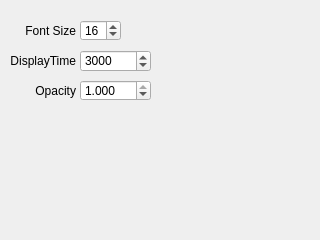
Above: QKeyMapper/qnotificationsetupdialog.ui from Zalafina/QKeyMapper before the change. Below: the same form after it.
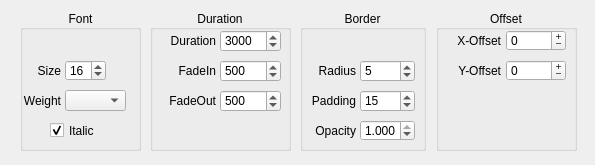
That is the form after the change.

```diff
--- a/QKeyMapper/qnotificationsetupdialog.ui
+++ b/QKeyMapper/qnotificationsetupdialog.ui
@@ -6,18 +6,18 @@
    <rect>
     <x>0</x>
     <y>0</y>
-    <width>320</width>
-    <height>240</height>
+    <width>595</width>
+    <height>165</height>
    </rect>
   </property>
   <property name="windowTitle">
-   <string>Dialog</string>
+   <string>Notification Advanced Setting</string>
   </property>
-  <widget class="QSpinBox" name="notificationFontSizeSpinBox">
+  <widget class="QSpinBox" name="fontSizeSpinBox">
    <property name="geometry">
     <rect>
-     <x>80</x>
-     <y>20</y>
+     <x>65</x>
+     <y>60</y>
      <width>41</width>
      <height>21</height>
     </rect>
@@ -35,17 +35,17 @@
     <number>16</number>
    </property>
   </widget>
-  <widget class="QLabel" name="notificationFontSizeLabel">
+  <widget class="QLabel" name="fontSizeLabel">
    <property name="geometry">
     <rect>
-     <x>5</x>
-     <y>20</y>
-     <width>71</width>
+     <x>20</x>
+     <y>60</y>
+     <width>41</width>
      <height>21</height>
     </rect>
    </property>
    <property name="text">
-    <string>Font Size</string>
+    <string>Size</string>
    </property>
    <property name="alignment">
     <set>Qt::AlignmentFlag::AlignRight|Qt::AlignmentFlag::AlignTrailing|Qt::AlignmentFlag::AlignVCenter</set>
@@ -54,9 +54,9 @@
   <widget class="QSpinBox" name="displayTimeSpinBox">
    <property name="geometry">
     <rect>
-     <x>80</x>
-     <y>50</y>
-     <width>71</width>
+     <x>220</x>
+     <y>30</y>
+     <width>61</width>
      <height>22</height>
     </rect>
    </property>
@@ -73,28 +73,28 @@
     <number>3000</number>
    </property>
   </widget>
-  <widget class="QLabel" name="displayTimeLabel">
+  <widget class="QLabel" name="durationLabel">
    <property name="geometry">
     <rect>
-     <x>5</x>
-     <y>50</y>
-     <width>71</width>
+     <x>155</x>
+     <y>30</y>
+     <width>61</width>
      <height>22</height>
     </rect>
    </property>
    <property name="text">
-    <string>DisplayTime</string>
+    <string>Duration</string>
    </property>
    <property name="alignment">
     <set>Qt::AlignmentFlag::AlignRight|Qt::AlignmentFlag::AlignTrailing|Qt::AlignmentFlag::AlignVCenter</set>
    </property>
   </widget>
-  <widget class="QDoubleSpinBox" name="Gyro2MouseXSpeedSpinBox">
+  <widget class="QDoubleSpinBox" name="opacitySpinBox">
    <property name="geometry">
     <rect>
-     <x>80</x>
-     <y>80</y>
-     <width>71</width>
+     <x>360</x>
+     <y>120</y>
+     <width>55</width>
      <height>21</height>
     </rect>
    </property>
@@ -111,12 +111,12 @@
     <double>1.000000000000000</double>
    </property>
   </widget>
-  <widget class="QLabel" name="Gyro2MouseXSpeedLabel">
+  <widget class="QLabel" name="opacityLabel">
    <property name="geometry">
     <rect>
-     <x>5</x>
-     <y>80</y>
-     <width>71</width>
+     <x>305</x>
+     <y>120</y>
+     <width>51</width>
      <height>21</height>
     </rect>
    </property>
@@ -127,6 +127,377 @@
     <set>Qt::AlignmentFlag::AlignRight|Qt::AlignmentFlag::AlignTrailing|Qt::AlignmentFlag::AlignVCenter</set>
    </property>
   </widget>
+  <widget class="QLabel" name="fontWeightLabel">
+   <property name="geometry">
+    <rect>
+     <x>20</x>
+     <y>90</y>
+     <width>41</width>
+     <height>21</height>
+    </rect>
+   </property>
+   <property name="text">
+    <string>Weight</string>
+   </property>
+   <property name="alignment">
+    <set>Qt::AlignmentFlag::AlignRight|Qt::AlignmentFlag::AlignTrailing|Qt::AlignmentFlag::AlignVCenter</set>
+   </property>
+  </widget>
+  <widget class="QCheckBox" name="fontItalicCheckBox">
+   <property name="geometry">
+    <rect>
+     <x>50</x>
+     <y>120</y>
+     <width>61</width>
+     <height>21</height>
+    </rect>
+   </property>
+   <property name="focusPolicy">
+    <enum>Qt::FocusPolicy::NoFocus</enum>
+   </property>
+   <property name="text">
+    <string>Italic</string>
+   </property>
+   <property name="checked">
+    <bool>true</bool>
+   </property>
+  </widget>
+  <widget class="QSpinBox" name="displayTimeSpinBox_2">
+   <property name="geometry">
+    <rect>
+     <x>360</x>
+     <y>60</y>
+     <width>55</width>
+     <height>22</height>
+    </rect>
+   </property>
+   <property name="focusPolicy">
+    <enum>Qt::FocusPolicy::ClickFocus</enum>
+   </property>
+   <property name="minimum">
+    <number>0</number>
+   </property>
+   <property name="maximum">
+    <number>1000</number>
+   </property>
+   <property name="value">
+    <number>5</number>
+   </property>
+  </widget>
+  <widget class="QLabel" name="borderRadiusLabel">
+   <property name="geometry">
+    <rect>
+     <x>305</x>
+     <y>60</y>
+     <width>51</width>
+     <height>22</height>
+    </rect>
+   </property>
+   <property name="text">
+    <string>Radius</string>
+   </property>
+   <property name="alignment">
+    <set>Qt::AlignmentFlag::AlignRight|Qt::AlignmentFlag::AlignTrailing|Qt::AlignmentFlag::AlignVCenter</set>
+   </property>
+  </widget>
+  <widget class="QLabel" name="paddingLabel">
+   <property name="geometry">
+    <rect>
+     <x>305</x>
+     <y>90</y>
+     <width>51</width>
+     <height>22</height>
+    </rect>
+   </property>
+   <property name="text">
+    <string>Padding</string>
+   </property>
+   <property name="alignment">
+    <set>Qt::AlignmentFlag::AlignRight|Qt::AlignmentFlag::AlignTrailing|Qt::AlignmentFlag::AlignVCenter</set>
+   </property>
+  </widget>
+  <widget class="QSpinBox" name="paddingSpinBox">
+   <property name="geometry">
+    <rect>
+     <x>360</x>
+     <y>90</y>
+     <width>55</width>
+     <height>22</height>
+    </rect>
+   </property>
+   <property name="focusPolicy">
+    <enum>Qt::FocusPolicy::ClickFocus</enum>
+   </property>
+   <property name="minimum">
+    <number>0</number>
+   </property>
+   <property name="maximum">
+    <number>1000</number>
+   </property>
+   <property name="value">
+    <number>15</number>
+   </property>
+  </widget>
+  <widget class="QComboBox" name="fontWeightComboBox">
+   <property name="geometry">
+    <rect>
+     <x>65</x>
+     <y>90</y>
+     <width>61</width>
+     <height>21</height>
+    </rect>
+   </property>
+   <property name="focusPolicy">
+    <enum>Qt::FocusPolicy::NoFocus</enum>
+   </property>
+   <property name="currentText">
+    <string/>
+   </property>
+   <property name="currentIndex">
+    <number>-1</number>
+   </property>
+  </widget>
+  <widget class="QGroupBox" name="fontGroupBox">
+   <property name="geometry">
+    <rect>
+     <x>20</x>
+     <y>10</y>
+     <width>121</width>
+     <height>141</height>
+    </rect>
+   </property>
+   <property name="title">
+    <string>Font</string>
+   </property>
+   <property name="alignment">
+    <set>Qt::AlignmentFlag::AlignCenter</set>
+   </property>
+  </widget>
+  <widget class="QSpinBox" name="y_offsetSpinBox">
+   <property name="geometry">
+    <rect>
+     <x>506</x>
+     <y>60</y>
+     <width>60</width>
+     <height>21</height>
+    </rect>
+   </property>
+   <property name="focusPolicy">
+    <enum>Qt::FocusPolicy::ClickFocus</enum>
+   </property>
+   <property name="buttonSymbols">
+    <enum>QAbstractSpinBox::ButtonSymbols::PlusMinus</enum>
+   </property>
+   <property name="minimum">
+    <number>-5000</number>
+   </property>
+   <property name="maximum">
+    <number>5000</number>
+   </property>
+  </widget>
+  <widget class="QSpinBox" name="x_offsetSpinBox">
+   <property name="geometry">
+    <rect>
+     <x>506</x>
+     <y>30</y>
+     <width>60</width>
+     <height>21</height>
+    </rect>
+   </property>
+   <property name="focusPolicy">
+    <enum>Qt::FocusPolicy::ClickFocus</enum>
+   </property>
+   <property name="buttonSymbols">
+    <enum>QAbstractSpinBox::ButtonSymbols::PlusMinus</enum>
+   </property>
+   <property name="minimum">
+    <number>-5000</number>
+   </property>
+   <property name="maximum">
+    <number>5000</number>
+   </property>
+  </widget>
+  <widget class="QLabel" name="x_offsetLabel">
+   <property name="geometry">
+    <rect>
+     <x>440</x>
+     <y>30</y>
+     <width>61</width>
+     <height>21</height>
+    </rect>
+   </property>
+   <property name="text">
+    <string>X-Offset</string>
+   </property>
+   <property name="alignment">
+    <set>Qt::AlignmentFlag::AlignRight|Qt::AlignmentFlag::AlignTrailing|Qt::AlignmentFlag::AlignVCenter</set>
+   </property>
+  </widget>
+  <widget class="QGroupBox" name="offsetGroupBox">
+   <property name="geometry">
+    <rect>
+     <x>436</x>
+     <y>10</y>
+     <width>141</width>
+     <height>141</height>
+    </rect>
+   </property>
+   <property name="title">
+    <string>Offset</string>
+   </property>
+   <property name="alignment">
+    <set>Qt::AlignmentFlag::AlignCenter</set>
+   </property>
+  </widget>
+  <widget class="QLabel" name="y_offsetLabel">
+   <property name="geometry">
+    <rect>
+     <x>440</x>
+     <y>60</y>
+     <width>61</width>
+     <height>21</height>
+    </rect>
+   </property>
+   <property name="text">
+    <string>Y-Offset</string>
+   </property>
+   <property name="alignment">
+    <set>Qt::AlignmentFlag::AlignRight|Qt::AlignmentFlag::AlignTrailing|Qt::AlignmentFlag::AlignVCenter</set>
+   </property>
+  </widget>
+  <widget class="QLabel" name="fadeinDurationLabel">
+   <property name="geometry">
+    <rect>
+     <x>155</x>
+     <y>60</y>
+     <width>61</width>
+     <height>22</height>
+    </rect>
+   </property>
+   <property name="text">
+    <string>FadeIn</string>
+   </property>
+   <property name="alignment">
+    <set>Qt::AlignmentFlag::AlignRight|Qt::AlignmentFlag::AlignTrailing|Qt::AlignmentFlag::AlignVCenter</set>
+   </property>
+  </widget>
+  <widget class="QSpinBox" name="fadeinTimeSpinBox">
+   <property name="geometry">
+    <rect>
+     <x>220</x>
+     <y>60</y>
+     <width>61</width>
+     <height>22</height>
+    </rect>
+   </property>
+   <property name="focusPolicy">
+    <enum>Qt::FocusPolicy::ClickFocus</enum>
+   </property>
+   <property name="minimum">
+    <number>0</number>
+   </property>
+   <property name="maximum">
+    <number>99999</number>
+   </property>
+   <property name="value">
+    <number>500</number>
+   </property>
+  </widget>
+  <widget class="QLabel" name="fadeoutDurationLabel">
+   <property name="geometry">
+    <rect>
+     <x>155</x>
+     <y>90</y>
+     <width>61</width>
+     <height>22</height>
+    </rect>
+   </property>
+   <property name="text">
+    <string>FadeOut</string>
+   </property>
+   <property name="alignment">
+    <set>Qt::AlignmentFlag::AlignRight|Qt::AlignmentFlag::AlignTrailing|Qt::AlignmentFlag::AlignVCenter</set>
+   </property>
+  </widget>
+  <widget class="QSpinBox" name="fadeoutTimeSpinBox">
+   <property name="geometry">
+    <rect>
+     <x>220</x>
+     <y>90</y>
+     <width>61</width>
+     <height>22</height>
+    </rect>
+   </property>
+   <property name="focusPolicy">
+    <enum>Qt::FocusPolicy::ClickFocus</enum>
+   </property>
+   <property name="minimum">
+    <number>0</number>
+   </property>
+   <property name="maximum">
+    <number>99999</number>
+   </property>
+   <property name="value">
+    <number>500</number>
+   </property>
+  </widget>
+  <widget class="QGroupBox" name="durationGroupBox">
+   <property name="geometry">
+    <rect>
+     <x>150</x>
+     <y>10</y>
+     <width>141</width>
+     <height>141</height>
+    </rect>
+   </property>
+   <property name="title">
+    <string>Duration</string>
+   </property>
+   <property name="alignment">
+    <set>Qt::AlignmentFlag::AlignCenter</set>
+   </property>
+  </widget>
+  <widget class="QGroupBox" name="borderGroupBox">
+   <property name="geometry">
+    <rect>
+     <x>300</x>
+     <y>10</y>
+     <width>126</width>
+     <height>141</height>
+    </rect>
+   </property>
+   <property name="title">
+    <string>Border</string>
+   </property>
+   <property name="alignment">
+    <set>Qt::AlignmentFlag::AlignCenter</set>
+   </property>
+  </widget>
+  <zorder>borderGroupBox</zorder>
+  <zorder>durationGroupBox</zorder>
+  <zorder>offsetGroupBox</zorder>
+  <zorder>fontGroupBox</zorder>
+  <zorder>fontSizeSpinBox</zorder>
+  <zorder>fontSizeLabel</zorder>
+  <zorder>displayTimeSpinBox</zorder>
+  <zorder>durationLabel</zorder>
+  <zorder>opacitySpinBox</zorder>
+  <zorder>opacityLabel</zorder>
+  <zorder>fontWeightLabel</zorder>
+  <zorder>fontItalicCheckBox</zorder>
+  <zorder>displayTimeSpinBox_2</zorder>
+  <zorder>borderRadiusLabel</zorder>
+  <zorder>paddingLabel</zorder>
+  <zorder>paddingSpinBox</zorder>
+  <zorder>fontWeightComboBox</zorder>
+  <zorder>y_offsetSpinBox</zorder>
+  <zorder>x_offsetSpinBox</zorder>
+  <zorder>x_offsetLabel</zorder>
+  <zorder>y_offsetLabel</zorder>
+  <zorder>fadeinDurationLabel</zorder>
+  <zorder>fadeinTimeSpinBox</zorder>
+  <zorder>fadeoutDurationLabel</zorder>
+  <zorder>fadeoutTimeSpinBox</zorder>
  </widget>
  <resources/>
  <connections/>
```
